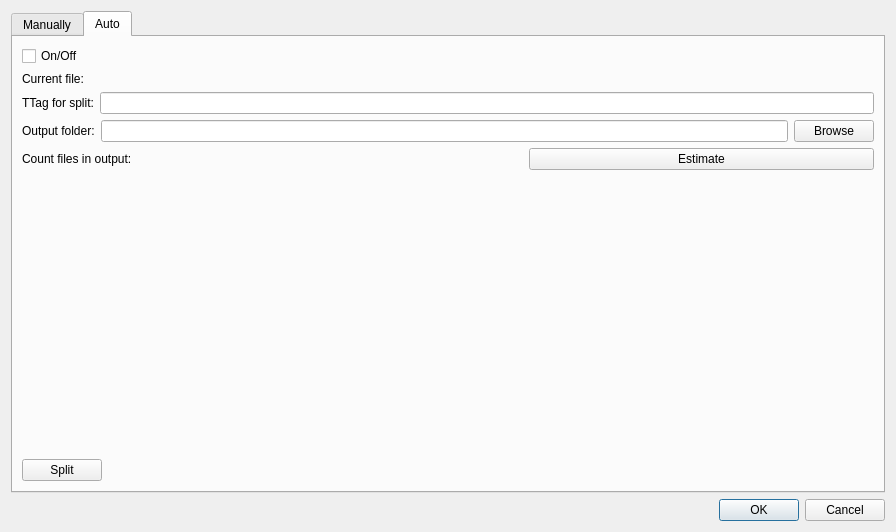
The window that src/advance/splitFile/splitfile.ui (axsapronov/bQella) describes before a commit, drawn with Qt 5.
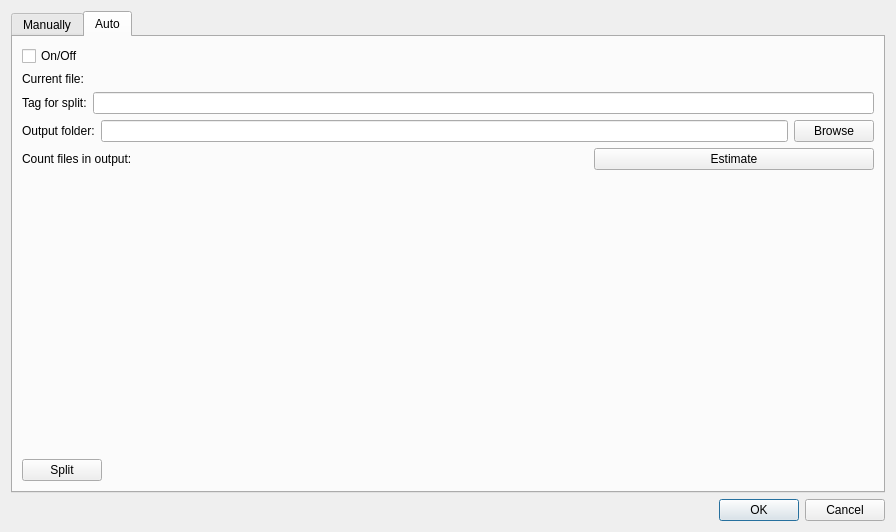
The same window after the commit. The open tabs and pages were chosen to show the change.

Diff of the .ui file:
```diff
--- a/src/advance/splitFile/splitfile.ui
+++ b/src/advance/splitFile/splitfile.ui
@@ -200,7 +200,7 @@
          <item>
           <widget class="QLabel" name="label_6">
            <property name="text">
-            <string>TTag for split:</string>
+            <string>Tag for split:</string>
            </property>
           </widget>
          </item>
@@ -242,7 +242,7 @@
             <widget class="QLabel" name="label_8">
              <property name="maximumSize">
               <size>
-               <width>150</width>
+               <width>300</width>
                <height>16777215</height>
               </size>
              </property>
```
Left out of the diff: 2 changed lines with no effect on the pictures.
